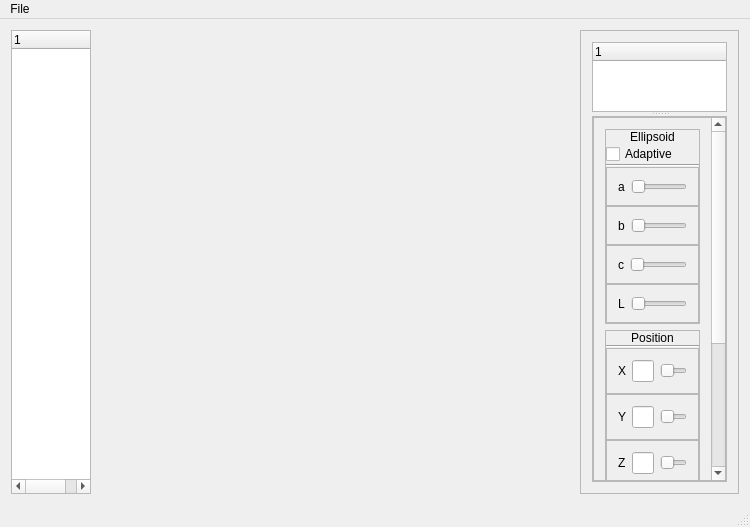
Old version of the form apps/editor_qt/editor/mainwindow.ui in the repository Jakub-Ciecierski/InfinityCAD.
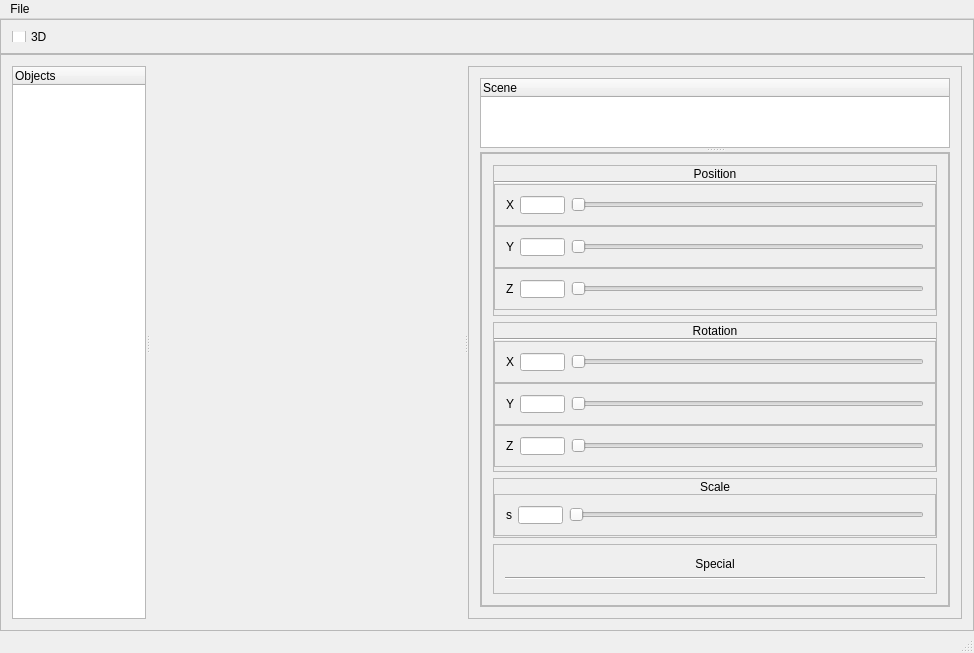
New version of the form. Custom widgets are drawn as their Qt base class.

```diff
--- a/apps/editor_qt/editor/mainwindow.ui
+++ b/apps/editor_qt/editor/mainwindow.ui
@@ -6,16 +6,85 @@
    <rect>
     <x>0</x>
     <y>0</y>
-    <width>750</width>
-    <height>527</height>
+    <width>974</width>
+    <height>653</height>
    </rect>
   </property>
   <property name="windowTitle">
    <string>Editor</string>
   </property>
   <widget class="QWidget" name="centralWidget">
+   <layout class="QVBoxLayout" name="verticalLayout_8">
+    <property name="spacing">
+     <number>0</number>
+    </property>
+    <property name="leftMargin">
+     <number>0</number>
+    </property>
+    <property name="topMargin">
+     <number>0</number>
+    </property>
+    <property name="rightMargin">
+     <number>0</number>
+    </property>
+    <property name="bottomMargin">
+     <number>0</number>
+    </property>
+    <item>
+     <widget class="QFrame" name="headerFrame">
+      <property name="minimumSize">
+       <size>
+        <width>0</width>
+        <height>25</height>
+       </size>
+      </property>
+      <property name="maximumSize">
+       <size>
+        <width>16777215</width>
+        <height>35</height>
+       </size>
+      </property>
+      <property name="frameShape">
+       <enum>QFrame::StyledPanel</enum>
+      </property>
+      <property name="frameShadow">
+       <enum>QFrame::Raised</enum>
+      </property>
    <layout class="QHBoxLayout" name="horizontalLayout">
     <item>
+        <widget class="QCheckBox" name="threeDCheckBox">
+         <property name="text">
+          <string>3D</string>
+         </property>
+        </widget>
+       </item>
+      </layout>
+     </widget>
+    </item>
+    <item>
+     <widget class="QFrame" name="mainFrame">
+      <property name="sizePolicy">
+       <sizepolicy hsizetype="Preferred" vsizetype="Preferred">
+        <horstretch>10</horstretch>
+        <verstretch>10</verstretch>
+       </sizepolicy>
+      </property>
+      <property name="frameShape">
+       <enum>QFrame::StyledPanel</enum>
+      </property>
+      <property name="frameShadow">
+       <enum>QFrame::Raised</enum>
+      </property>
+      <layout class="QHBoxLayout" name="horizontalLayout_9">
+       <item>
+        <widget class="QSplitter" name="renderToPropertiesSplitter">
+         <property name="orientation">
+          <enum>Qt::Horizontal</enum>
+         </property>
+         <widget class="QSplitter" name="objectsTreeToRenderSplitter">
+          <property name="orientation">
+           <enum>Qt::Horizontal</enum>
+          </property>
      <widget class="ObjectTreeWidget" name="allObjectsTree">
       <property name="sizePolicy">
        <sizepolicy hsizetype="Expanding" vsizetype="Expanding">
@@ -23,14 +92,24 @@
         <verstretch>0</verstretch>
        </sizepolicy>
       </property>
+           <property name="minimumSize">
+            <size>
+             <width>0</width>
+             <height>0</height>
+            </size>
+           </property>
+           <property name="maximumSize">
+            <size>
+             <width>300</width>
+             <height>16777215</height>
+            </size>
+           </property>
       <column>
        <property name="text">
-        <string>1</string>
+             <string>Objects</string>
        </property>
       </column>
      </widget>
-    </item>
-    <item>
      <widget class="GLWidget" name="sceneRendererWidget" native="true">
       <property name="sizePolicy">
        <sizepolicy hsizetype="Expanding" vsizetype="Preferred">
@@ -39,13 +118,12 @@
        </sizepolicy>
       </property>
      </widget>
-    </item>
-    <item>
-     <widget class="QFrame" name="sceneOptionFrame">
+         </widget>
+         <widget class="QFrame" name="scenePropertiesFrame">
       <property name="sizePolicy">
        <sizepolicy hsizetype="Preferred" vsizetype="Preferred">
-        <horstretch>2</horstretch>
-        <verstretch>5</verstretch>
+            <horstretch>0</horstretch>
+            <verstretch>0</verstretch>
        </sizepolicy>
       </property>
       <property name="frameShape">
@@ -69,7 +147,7 @@
           </property>
           <column>
            <property name="text">
-            <string notr="true">1</string>
+                <string notr="true">Scene</string>
            </property>
           </column>
          </widget>
@@ -112,211 +190,11 @@
                <rect>
                 <x>0</x>
                 <y>0</y>
-                <width>122</width>
-                <height>645</height>
+                    <width>468</width>
+                    <height>443</height>
                </rect>
               </property>
               <layout class="QVBoxLayout" name="verticalLayout_5">
-               <item>
-                <widget class="QFrame" name="ellipsoidFrame">
-                 <property name="frameShape">
-                  <enum>QFrame::StyledPanel</enum>
-                 </property>
-                 <property name="frameShadow">
-                  <enum>QFrame::Raised</enum>
-                 </property>
-                 <layout class="QVBoxLayout" name="verticalLayout_6">
-                  <property name="spacing">
-                   <number>0</number>
-                  </property>
-                  <property name="leftMargin">
-                   <number>0</number>
-                  </property>
-                  <property name="topMargin">
-                   <number>0</number>
-                  </property>
-                  <property name="rightMargin">
-                   <number>0</number>
-                  </property>
-                  <property name="bottomMargin">
-                   <number>0</number>
-                  </property>
-                  <item>
-                   <widget class="QLabel" name="ellipsoidPropertiesLabel">
-                    <property name="text">
-                     <string>Ellipsoid</string>
-                    </property>
-                    <property name="alignment">
-                     <set>Qt::AlignCenter</set>
-                    </property>
-                   </widget>
-                  </item>
-                  <item>
-                   <widget class="QCheckBox" name="checkBox">
-                    <property name="text">
-                     <string>Adaptive</string>
-                    </property>
-                   </widget>
-                  </item>
-                  <item>
-                   <widget class="Line" name="line_3">
-                    <property name="orientation">
-                     <enum>Qt::Horizontal</enum>
-                    </property>
-                   </widget>
-                  </item>
-                  <item>
-                   <widget class="QFrame" name="ellipsoidARadiusFrame">
-                    <property name="sizePolicy">
-                     <sizepolicy hsizetype="Preferred" vsizetype="Preferred">
-                      <horstretch>5</horstretch>
-                      <verstretch>5</verstretch>
-                     </sizepolicy>
-                    </property>
-                    <property name="frameShape">
-                     <enum>QFrame::StyledPanel</enum>
-                    </property>
-                    <property name="frameShadow">
-                     <enum>QFrame::Raised</enum>
-                    </property>
-                    <layout class="QHBoxLayout" name="horizontalLayout_9">
-                     <item>
-                      <widget class="QLabel" name="ellipsoidARadiusLabel">
-                       <property name="maximumSize">
-                        <size>
-                         <width>15</width>
-                         <height>15</height>
-                        </size>
-                       </property>
-                       <property name="text">
-                        <string>a</string>
-                       </property>
-                      </widget>
-                     </item>
-                     <item>
-                      <widget class="QSlider" name="ellipsoidARadiusSlider">
-                       <property name="maximum">
-                        <number>99</number>
-                       </property>
-                       <property name="orientation">
-                        <enum>Qt::Horizontal</enum>
-                       </property>
-                      </widget>
-                     </item>
-                    </layout>
-                   </widget>
-                  </item>
-                  <item>
-                   <widget class="QFrame" name="ellipsoidBRadiusFrame">
-                    <property name="sizePolicy">
-                     <sizepolicy hsizetype="Preferred" vsizetype="Preferred">
-                      <horstretch>5</horstretch>
-                      <verstretch>5</verstretch>
-                     </sizepolicy>
-                    </property>
-                    <property name="frameShape">
-                     <enum>QFrame::StyledPanel</enum>
-                    </property>
-                    <property name="frameShadow">
-                     <enum>QFrame::Raised</enum>
-                    </property>
-                    <layout class="QHBoxLayout" name="horizontalLayout_10">
-                     <item>
-                      <widget class="QLabel" name="ellipsoidBRadiusLabel">
-                       <property name="maximumSize">
-                        <size>
-                         <width>15</width>
-                         <height>15</height>
-                        </size>
-                       </property>
-                       <property name="text">
-                        <string>b</string>
-                       </property>
-                      </widget>
-                     </item>
-                     <item>
-                      <widget class="QSlider" name="ellipsoidBRadiusSlider">
-                       <property name="orientation">
-                        <enum>Qt::Horizontal</enum>
-                       </property>
-                      </widget>
-                     </item>
-                    </layout>
-                   </widget>
-                  </item>
-                  <item>
-                   <widget class="QFrame" name="ellipsoidCRadiusFrame">
-                    <property name="sizePolicy">
-                     <sizepolicy hsizetype="Preferred" vsizetype="Preferred">
-                      <horstretch>5</horstretch>
-                      <verstretch>5</verstretch>
-                     </sizepolicy>
-                    </property>
-                    <property name="frameShape">
-                     <enum>QFrame::StyledPanel</enum>
-                    </property>
-                    <property name="frameShadow">
-                     <enum>QFrame::Raised</enum>
-                    </property>
-                    <layout class="QHBoxLayout" name="horizontalLayout_11">
-                     <item>
-                      <widget class="QLabel" name="ellipsoidCRadiusLabel">
-                       <property name="maximumSize">
-                        <size>
-                         <width>15</width>
-                         <height>15</height>
-                        </size>
-                       </property>
-                       <property name="text">
-                        <string>c</string>
-                       </property>
-                      </widget>
-                     </item>
-                     <item>
-                      <widget class="QSlider" name="ellipsoidCRadiusSlider">
-                       <property name="orientation">
-                        <enum>Qt::Horizontal</enum>
-                       </property>
-                      </widget>
-                     </item>
-                    </layout>
-                   </widget>
-                  </item>
-                  <item>
-                   <widget class="QFrame" name="rayLightIntensityFrame">
-                    <property name="frameShape">
-                     <enum>QFrame::StyledPanel</enum>
-                    </property>
-                    <property name="frameShadow">
-                     <enum>QFrame::Raised</enum>
-                    </property>
-                    <layout class="QHBoxLayout" name="horizontalLayout_12">
-                     <item>
-                      <widget class="QLabel" name="rayLightIntensityLabel">
-                       <property name="maximumSize">
-                        <size>
-                         <width>15</width>
-                         <height>15</height>
-                        </size>
-                       </property>
-                       <property name="text">
-                        <string>L</string>
-                       </property>
-                      </widget>
-                     </item>
-                     <item>
-                      <widget class="QSlider" name="rayLightIntensitySlider">
-                       <property name="orientation">
-                        <enum>Qt::Horizontal</enum>
-                       </property>
-                      </widget>
-                     </item>
-                    </layout>
-                   </widget>
-                  </item>
-                 </layout>
-                </widget>
-               </item>
                <item>
                 <widget class="QFrame" name="positionFrame">
                  <property name="sizePolicy">
@@ -325,6 +203,12 @@
                    <verstretch>0</verstretch>
                   </sizepolicy>
                  </property>
+                     <property name="maximumSize">
+                      <size>
+                       <width>16777215</width>
+                       <height>180</height>
+                      </size>
+                     </property>
                  <property name="frameShape">
                   <enum>QFrame::StyledPanel</enum>
                  </property>
@@ -358,6 +242,12 @@
                       <verstretch>0</verstretch>
                      </sizepolicy>
                     </property>
+                        <property name="maximumSize">
+                         <size>
+                          <width>16777215</width>
+                          <height>15</height>
+                         </size>
+                        </property>
                     <property name="text">
                      <string>Position</string>
                     </property>
@@ -381,6 +271,12 @@
                       <verstretch>0</verstretch>
                      </sizepolicy>
                     </property>
+                        <property name="maximumSize">
+                         <size>
+                          <width>16777215</width>
+                          <height>42</height>
+                         </size>
+                        </property>
                     <property name="frameShape">
                      <enum>QFrame::StyledPanel</enum>
                     </property>
@@ -396,6 +292,11 @@
                          <height>35</height>
                         </size>
                        </property>
+                           <property name="font">
+                            <font>
+                             <pointsize>9</pointsize>
+                            </font>
+                           </property>
                        <property name="text">
                         <string>X</string>
                        </property>
@@ -429,6 +330,12 @@
                       <verstretch>0</verstretch>
                      </sizepolicy>
                     </property>
+                        <property name="maximumSize">
+                         <size>
+                          <width>16777215</width>
+                          <height>42</height>
+                         </size>
+                        </property>
                     <property name="frameShape">
                      <enum>QFrame::StyledPanel</enum>
                     </property>
@@ -444,6 +351,11 @@
                          <height>35</height>
                         </size>
                        </property>
+                           <property name="font">
+                            <font>
+                             <pointsize>9</pointsize>
+                            </font>
+                           </property>
                        <property name="text">
                         <string>Y</string>
                        </property>
@@ -477,6 +389,12 @@
                       <verstretch>0</verstretch>
                      </sizepolicy>
                     </property>
+                        <property name="maximumSize">
+                         <size>
+                          <width>16777215</width>
+                          <height>42</height>
+                         </size>
+                        </property>
                     <property name="frameShape">
                      <enum>QFrame::StyledPanel</enum>
                     </property>
@@ -486,6 +404,11 @@
                     <layout class="QHBoxLayout" name="horizontalLayout_4">
                      <item>
                       <widget class="QLabel" name="positionZLabel">
+                           <property name="font">
+                            <font>
+                             <pointsize>9</pointsize>
+                            </font>
+                           </property>
                        <property name="text">
                         <string>Z</string>
                        </property>
@@ -522,6 +445,12 @@
                    <verstretch>0</verstretch>
                   </sizepolicy>
                  </property>
+                     <property name="maximumSize">
+                      <size>
+                       <width>16777215</width>
+                       <height>180</height>
+                      </size>
+                     </property>
                  <property name="frameShape">
                   <enum>QFrame::StyledPanel</enum>
                  </property>
@@ -546,6 +475,12 @@
                   </property>
                   <item>
                    <widget class="QLabel" name="label_5">
+                        <property name="maximumSize">
+                         <size>
+                          <width>16777215</width>
+                          <height>15</height>
+                         </size>
+                        </property>
                     <property name="text">
                      <string>Rotation</string>
                     </property>
@@ -569,6 +504,12 @@
                       <verstretch>7</verstretch>
                      </sizepolicy>
                     </property>
+                        <property name="maximumSize">
+                         <size>
+                          <width>16777215</width>
+                          <height>42</height>
+                         </size>
+                        </property>
                     <property name="frameShape">
                      <enum>QFrame::StyledPanel</enum>
                     </property>
@@ -584,6 +525,11 @@
                          <height>45</height>
                         </size>
                        </property>
+                           <property name="font">
+                            <font>
+                             <pointsize>9</pointsize>
+                            </font>
+                           </property>
                        <property name="text">
                         <string>X</string>
                        </property>
@@ -623,6 +569,12 @@
                       <verstretch>7</verstretch>
                      </sizepolicy>
                     </property>
+                        <property name="maximumSize">
+                         <size>
+                          <width>16777215</width>
+                          <height>42</height>
+                         </size>
+                        </property>
                     <property name="frameShape">
                      <enum>QFrame::StyledPanel</enum>
                     </property>
@@ -632,6 +584,11 @@
                     <layout class="QHBoxLayout" name="horizontalLayout_6">
                      <item>
                       <widget class="QLabel" name="angleYLabel">
+                           <property name="font">
+                            <font>
+                             <pointsize>9</pointsize>
+                            </font>
+                           </property>
                        <property name="text">
                         <string>Y</string>
                        </property>
@@ -665,6 +622,12 @@
                       <verstretch>7</verstretch>
                      </sizepolicy>
                     </property>
+                        <property name="maximumSize">
+                         <size>
+                          <width>16777215</width>
+                          <height>42</height>
+                         </size>
+                        </property>
                     <property name="frameShape">
                      <enum>QFrame::StyledPanel</enum>
                     </property>
@@ -674,6 +637,11 @@
                     <layout class="QHBoxLayout" name="horizontalLayout_7">
                      <item>
                       <widget class="QLabel" name="angleZLabel">
+                           <property name="font">
+                            <font>
+                             <pointsize>9</pointsize>
+                            </font>
+                           </property>
                        <property name="text">
                         <string>Z</string>
                        </property>
@@ -709,13 +677,19 @@
                </item>
                <item>
                 <widget class="QFrame" name="scaleFrame">
+                     <property name="maximumSize">
+                      <size>
+                       <width>16777215</width>
+                       <height>60</height>
+                      </size>
+                     </property>
                  <property name="frameShape">
                   <enum>QFrame::StyledPanel</enum>
                  </property>
                  <property name="frameShadow">
                   <enum>QFrame::Raised</enum>
                  </property>
-                 <layout class="QHBoxLayout" name="horizontalLayout_8">
+                     <layout class="QVBoxLayout" name="verticalLayout_7">
                   <property name="spacing">
                    <number>0</number>
                   </property>
@@ -733,9 +707,46 @@
                   </property>
                   <item>
                    <widget class="QLabel" name="scaleLabel">
+                        <property name="maximumSize">
+                         <size>
+                          <width>16777215</width>
+                          <height>15</height>
+                         </size>
+                        </property>
                     <property name="text">
                      <string>Scale</string>
                     </property>
+                        <property name="alignment">
+                         <set>Qt::AlignCenter</set>
+                        </property>
+                       </widget>
+                      </item>
+                      <item>
+                       <widget class="QFrame" name="frame">
+                        <property name="sizePolicy">
+                         <sizepolicy hsizetype="Preferred" vsizetype="Preferred">
+                          <horstretch>0</horstretch>
+                          <verstretch>0</verstretch>
+                         </sizepolicy>
+                        </property>
+                        <property name="maximumSize">
+                         <size>
+                          <width>16777215</width>
+                          <height>42</height>
+                         </size>
+                        </property>
+                        <property name="frameShape">
+                         <enum>QFrame::StyledPanel</enum>
+                        </property>
+                        <property name="frameShadow">
+                         <enum>QFrame::Raised</enum>
+                        </property>
+                        <layout class="QHBoxLayout" name="horizontalLayout_8">
+                         <item>
+                          <widget class="QLabel" name="label_2">
+                           <property name="text">
+                            <string>s</string>
+                           </property>
                    </widget>
                   </item>
                   <item>
@@ -750,12 +761,66 @@
                   </item>
                   <item>
                    <widget class="QSlider" name="scaleSlider">
+                           <property name="maximumSize">
+                            <size>
+                             <width>16777215</width>
+                             <height>10000</height>
+                            </size>
+                           </property>
                     <property name="orientation">
                      <enum>Qt::Horizontal</enum>
                     </property>
                    </widget>
                   </item>
                  </layout>
+                       </widget>
+                      </item>
+                     </layout>
+                    </widget>
+                   </item>
+                   <item>
+                    <widget class="QFrame" name="specialFrame">
+                     <property name="maximumSize">
+                      <size>
+                       <width>16777215</width>
+                       <height>50</height>
+                      </size>
+                     </property>
+                     <property name="frameShape">
+                      <enum>QFrame::StyledPanel</enum>
+                     </property>
+                     <property name="frameShadow">
+                      <enum>QFrame::Raised</enum>
+                     </property>
+                     <layout class="QVBoxLayout" name="verticalLayout_6">
+                      <item>
+                       <widget class="QLabel" name="label">
+                        <property name="maximumSize">
+                         <size>
+                          <width>123123</width>
+                          <height>15</height>
+                         </size>
+                        </property>
+                        <property name="text">
+                         <string>Special</string>
+                        </property>
+                        <property name="alignment">
+                         <set>Qt::AlignCenter</set>
+                        </property>
+                       </widget>
+                      </item>
+                      <item>
+                       <widget class="Line" name="line_3">
+                        <property name="orientation">
+                         <enum>Qt::Horizontal</enum>
+                        </property>
+                       </widget>
+                      </item>
+                     </layout>
+                    </widget>
+                   </item>
+                  </layout>
+                 </widget>
                 </widget>
                </item>
               </layout>
@@ -776,7 +841,7 @@
     <rect>
      <x>0</x>
      <y>0</y>
-     <width>750</width>
+     <width>974</width>
      <height>25</height>
     </rect>
    </property>
```
Left out of the diff: 85 changed lines with no effect on the pictures. Lines whose indentation alone changed are shown as unchanged.
